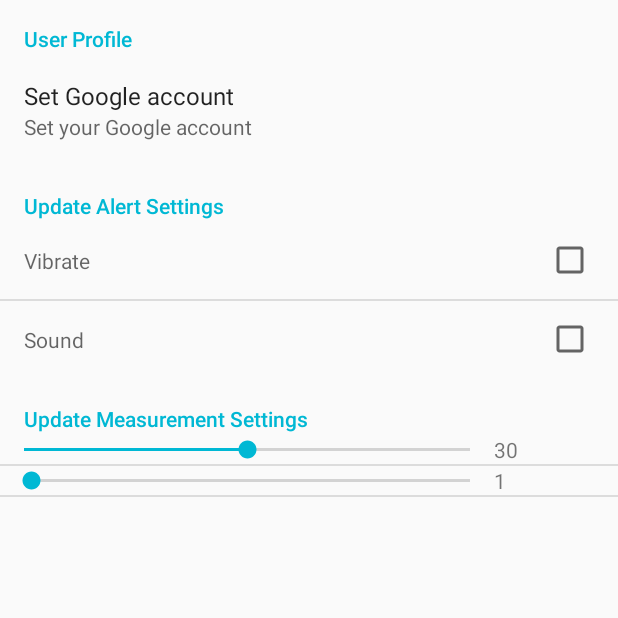
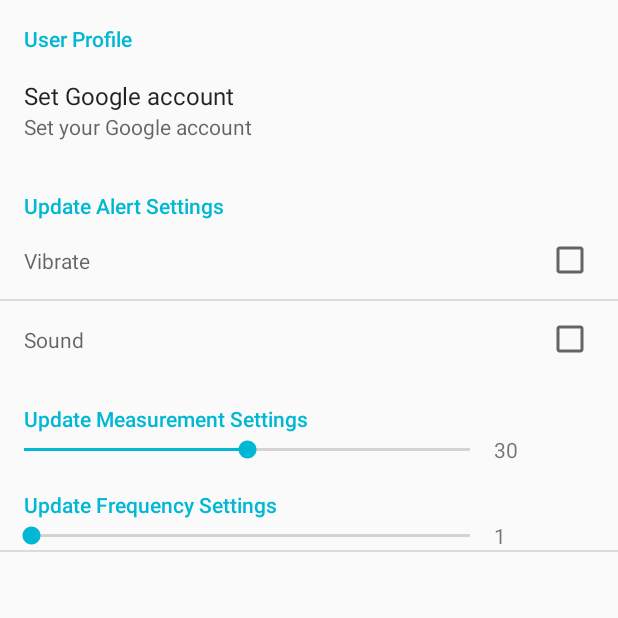
Before and after one commit to arto-heino/WeatherApp, an Android app: the UsersSettingsActivity screen opened directly, with no data from a screen before it, on a phone screen of 412 x 824 dp, the top half of it. Run offline under Robolectric (Android 15) with nearby library versions, the phone set to English and light mode, and no system bars.

Commit message:
Add a new string, show two setting slider

```diff
--- a/app/src/main/java/com/mbientlab/metawear/starter/SeekBarPreference.java
+++ b/app/src/main/java/com/mbientlab/metawear/starter/SeekBarPreference.java
@@ -9,14 +9,17 @@ import android.content.Context;
 import android.content.res.TypedArray;
 import android.preference.Preference;
 import android.util.AttributeSet;
+import android.util.Log;
 import android.view.View;
 import android.widget.SeekBar;
 import android.widget.TextView;
 
 public class SeekBarPreference extends Preference implements SeekBar.OnSeekBarChangeListener {
     private SeekBar mSeekBar;
+    private SeekBar mSeekBar2;
     private int mProgress;
     private TextView mProgressDisplay;
+    private TextView mProgressDisplay2;
 
     public SeekBarPreference(Context context) {
 
--- a/app/src/main/res/layout/preference_seekbar.xml
+++ b/app/src/main/res/layout/preference_seekbar.xml
@@ -6,6 +6,7 @@
 
     <SeekBar
         android:id="@+id/seekbar"
+        android:title="title"
         android:layout_width="0dp"
         android:layout_weight="80"
         android:layout_height="wrap_content" />
--- a/app/src/main/res/values/strings.xml
+++ b/app/src/main/res/values/strings.xml
@@ -50,4 +50,6 @@
     <string name="pref_user_profile">User Profile</string>
     <string name="pref_update_setting">Update Alert Settings</string>
     <string name="pref_update_setting2">Update Measurement Settings</string>
+    <string name="pref_update_setting3">Update Frequency Settings</string>
+
 </resources>
--- a/app/src/main/res/xml/settings.xml
+++ b/app/src/main/res/xml/settings.xml
@@ -30,11 +30,14 @@
             android:defaultValue="30"
             android:key="tempAlert"
             android:persistent="true"/>
+    </PreferenceCategory>
 
+    <PreferenceCategory android:title="@string/pref_update_setting3" >
         <com.mbientlab.metawear.starter.SeekBarPreference
             android:defaultValue="1"
             android:key="tempFreq"
             android:persistent="true"/>
     </PreferenceCategory>
 
+
 </PreferenceScreen>
--- a/build.gradle
+++ b/build.gradle
@@ -36,7 +36,7 @@ buildscript {
         jcenter()
     }
     dependencies {
-        classpath 'com.android.tools.build:gradle:2.2.0'
+        classpath 'com.android.tools.build:gradle:2.2.1'
 
         // NOTE: Do not place your application dependencies here; they belong
         // in the individual module build.gradle files
```
